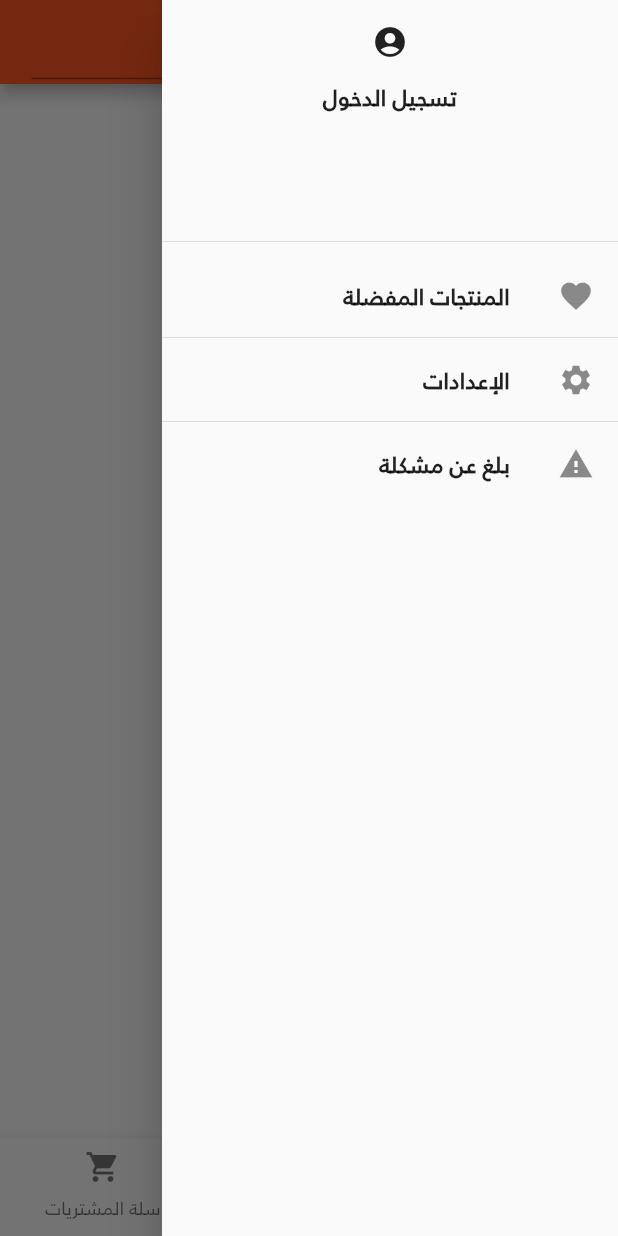
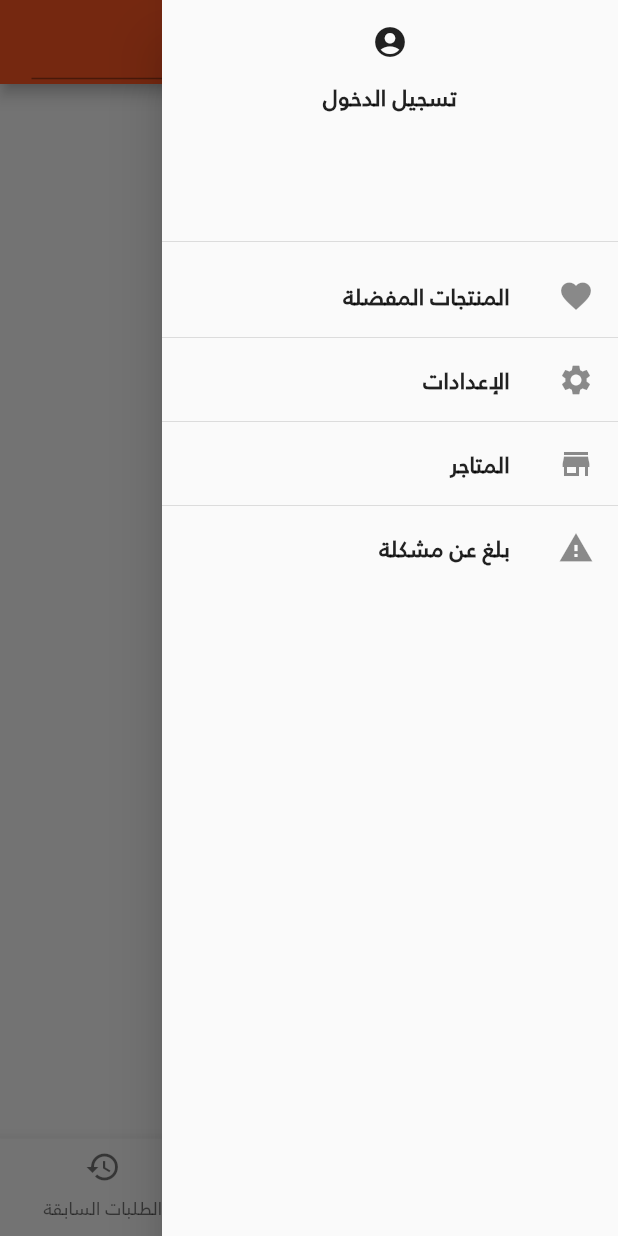
Before and after one commit to 416d72/tayar, a Flutter app: the screen it shows after launch, item 2 of the bottom bar chosen, with the side drawer open, on a phone screen of 412 x 824 dp. Run offline on Flutter 3.47's test engine with Material 2 defaults, Android fonts, the phone set to English and light mode, and no system bars; our stand-ins replace cached_network_image; network calls fail.

Commit message:
* Arranged icons * moved stores to side drawer

```diff
--- a/lib/common/sideDrawer.dart
+++ b/lib/common/sideDrawer.dart
@@ -37,6 +37,14 @@ class SideDrawer extends StatelessWidget {
             height: 0.0,
           ),
           ListTile(
+            leading: Icon(Icons.store),
+            title: Text("المتاجر"),
+            onTap: null,
+          ),
+          Divider(
+            height: 0.0,
+          ),
+          ListTile(
             leading: Icon(Icons.report_problem),
             title: Text("بلغ عن مشكلة"),
             onTap: null,
--- a/lib/main.dart
+++ b/lib/main.dart
@@ -72,28 +72,33 @@ class _MyHomePageState extends State<MyHomePage> {
         items: [
           BottomNavigationBarItem(
               icon: Icon(
-                Icons.grid_on,
+                Icons.home,
               ),
               activeIcon: Icon(
-                Icons.grid_on,
+                Icons.home,
                 color: Theme.of(context).accentColor,
               ),
               title: Text("تسوق")),
           BottomNavigationBarItem(
-            icon: Icon(Icons.home),
-            title: Text("المتاجر"),
+            icon: Icon(Icons.shopping_cart),
+            title: Text("سلة المشتريات"),
             activeIcon: Icon(
-              Icons.home,
-              color: Theme.of(context).accentColor,
+              Icons.shopping_cart,
+              color: Theme
+                  .of(context)
+                  .accentColor,
             ),
           ),
           BottomNavigationBarItem(
-              icon: Icon(Icons.shopping_cart),
-              title: Text("سلة المشتريات"),
-              activeIcon: Icon(
-                Icons.shopping_cart,
-                color: Theme.of(context).accentColor,
-              )),
+            icon: Icon(Icons.history),
+            title: Text("الطلبات السابقة"),
+            activeIcon: Icon(
+              Icons.history,
+              color: Theme
+                  .of(context)
+                  .accentColor,
+            ),
+          ),
         ],
       ),
     );
```
